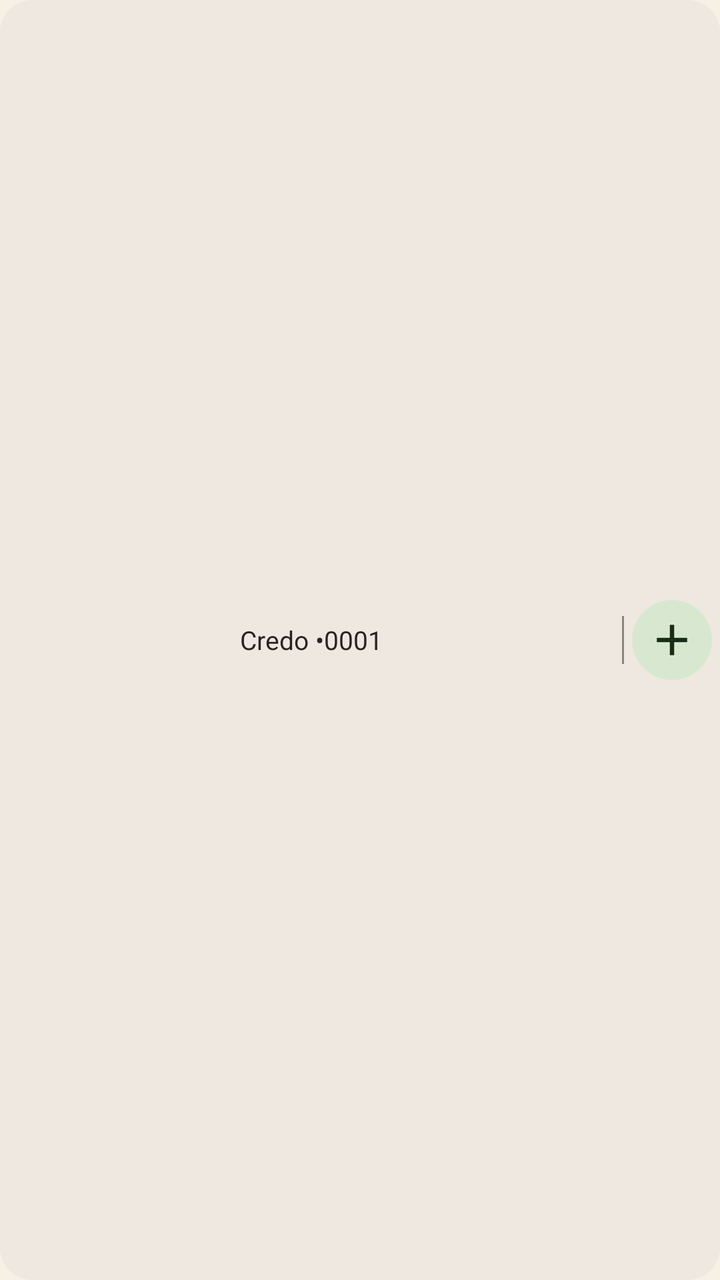
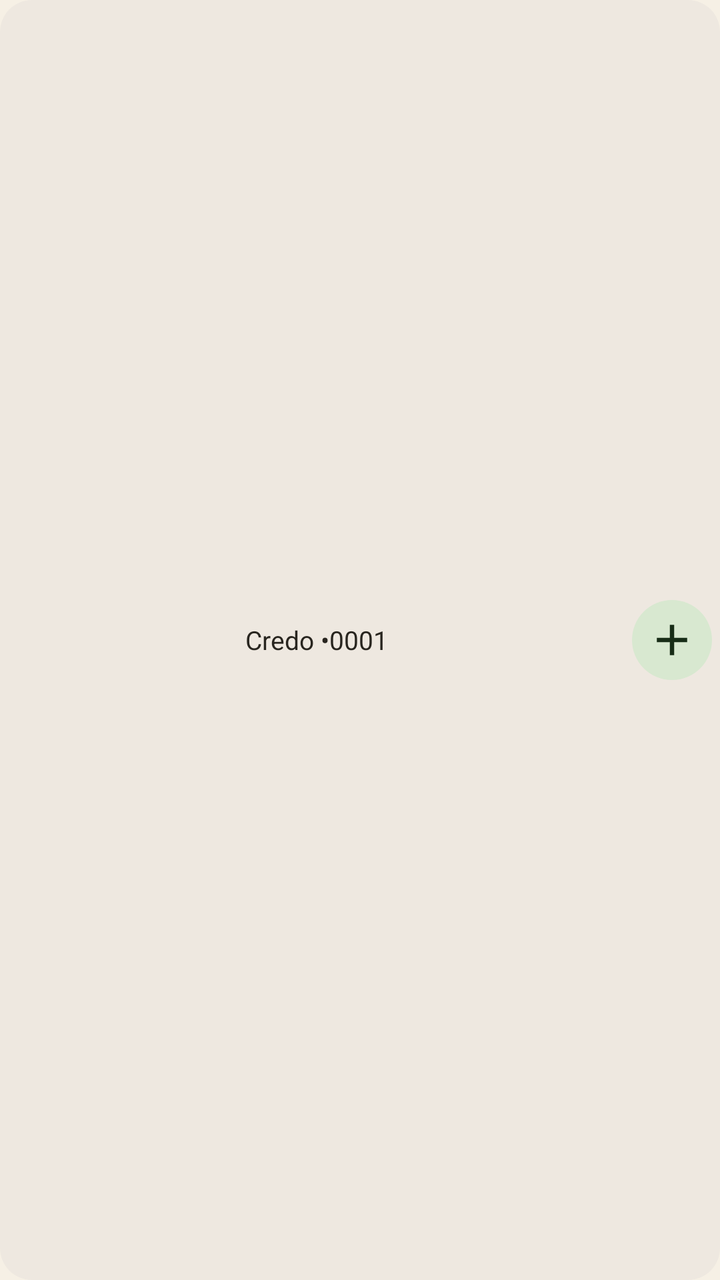

Two renders of the same Android screen: before a commit and after it. Below are the layout's source before the change and the commit's diff.
<!-- AndroidManifest.xml: application theme Theme.Whfin -->
<!-- res/layout/widget_preview_2.xml -->
<?xml version="1.0" encoding="utf-8"?>
<LinearLayout xmlns:android="http://schemas.android.com/apk/res/android"
    xmlns:tools="http://schemas.android.com/tools"
    android:layout_width="match_parent"
    android:layout_height="48dp"
    android:background="@drawable/widget_preview_surface"
    android:gravity="center_vertical"
    android:orientation="horizontal">

    <TextView
        android:layout_width="0dp"
        android:layout_height="match_parent"
        android:layout_weight="1"
        android:gravity="center"
        android:maxLines="1"
        android:text="@string/widget_preview_account"
        android:textColor="@color/widget_preview_on_background"
        android:textSize="13sp" />

    <TextView
        android:layout_width="1dp"
        android:layout_height="24dp"
        android:background="@color/widget_preview_outline" />

    <FrameLayout
        android:layout_width="48dp"
        android:layout_height="48dp">

        <FrameLayout
            android:layout_width="40dp"
            android:layout_height="40dp"
            android:layout_gravity="center"
            android:background="@drawable/widget_preview_add">

            <ImageView
                android:layout_width="26dp"
                android:layout_height="26dp"
                android:layout_gravity="center"
                android:contentDescription="@null"
            android:src="@drawable/ic_widget_add"
            android:tint="@color/widget_preview_on_action"
            tools:ignore="UseAppTint" />
        </FrameLayout>
    </FrameLayout>
</LinearLayout>
<!-- resources referenced by this layout -->
<resources>
  <color name="widget_preview_on_action">#182D17</color>
  <color name="widget_preview_on_background">#28251F</color>
  <color name="widget_preview_outline">#8B867D</color>
  <!-- drawable ic_widget_add (drawable) -->
  <vector xmlns:android="http://schemas.android.com/apk/res/android"
      android:width="24dp"
      android:height="24dp"
      android:viewportWidth="24"
      android:viewportHeight="24">
      <path
          android:fillColor="#FFFFFFFF"
          android:pathData="M11,5h2v6h6v2h-6v6h-2v-6H5v-2h6z" />
  </vector>
  <!-- drawable widget_preview_add (drawable) -->
  <?xml version="1.0" encoding="utf-8"?>
  <shape xmlns:android="http://schemas.android.com/apk/res/android" android:shape="rectangle">
      <solid android:color="@color/widget_preview_action" />
      <corners android:radius="23dp" />
  </shape>
  <!-- drawable widget_preview_surface (drawable) -->
  <?xml version="1.0" encoding="utf-8"?>
  <shape xmlns:android="http://schemas.android.com/apk/res/android" android:shape="rectangle">
      <solid android:color="@color/widget_preview_background" />
      <corners android:radius="16dp" />
  </shape>
  <string name="widget_preview_account">Credo •0001</string>
  <style name="Theme.Whfin" parent="android:Theme.Material.Light.NoActionBar">
          <item name="android:windowLayoutInDisplayCutoutMode">shortEdges</item>
          <item name="android:windowBackground">@color/launch_background</item>
      </style>
  <color name="widget_preview_action">#D8E8D0</color>
  <color name="widget_preview_background">#EEE8E0</color>
  <color name="launch_background">#F6F0E5</color>
</resources>

<!-- the commit's change to res/layout/widget_preview_2.xml (unified diff, before → after) -->
@@ -13,14 +13,11 @@
         android:layout_weight="1"
         android:gravity="center"
         android:maxLines="1"
+        android:paddingStart="10dp"
+        android:paddingEnd="6dp"
         android:text="@string/widget_preview_account"
         android:textColor="@color/widget_preview_on_background"
         android:textSize="13sp" />
-
-    <TextView
-        android:layout_width="1dp"
-        android:layout_height="24dp"
-        android:background="@color/widget_preview_outline" />
 
     <FrameLayout
         android:layout_width="48dp"
<!-- resource entries referenced after the edit -->
@@ -2,7 +2,6 @@
 <resources>
   <color name="widget_preview_on_action">#182D17</color>
   <color name="widget_preview_on_background">#28251F</color>
-  <color name="widget_preview_outline">#8B867D</color>
   <!-- drawable ic_widget_add (drawable) -->
   <vector xmlns:android="http://schemas.android.com/apk/res/android"
       android:width="24dp"
